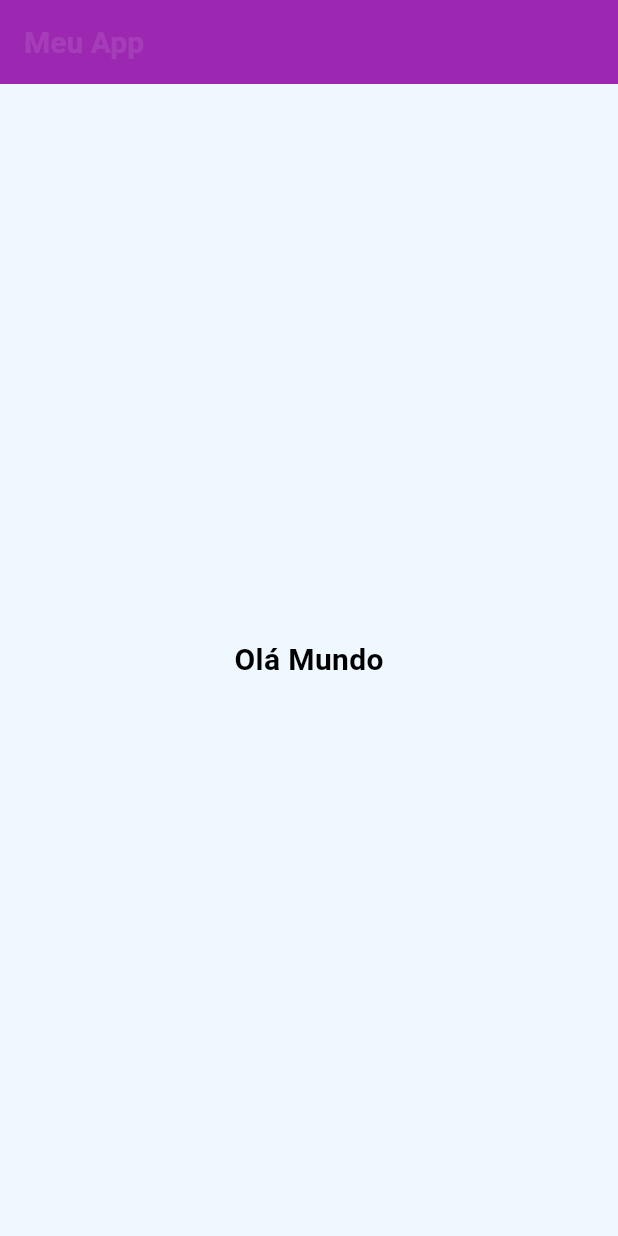
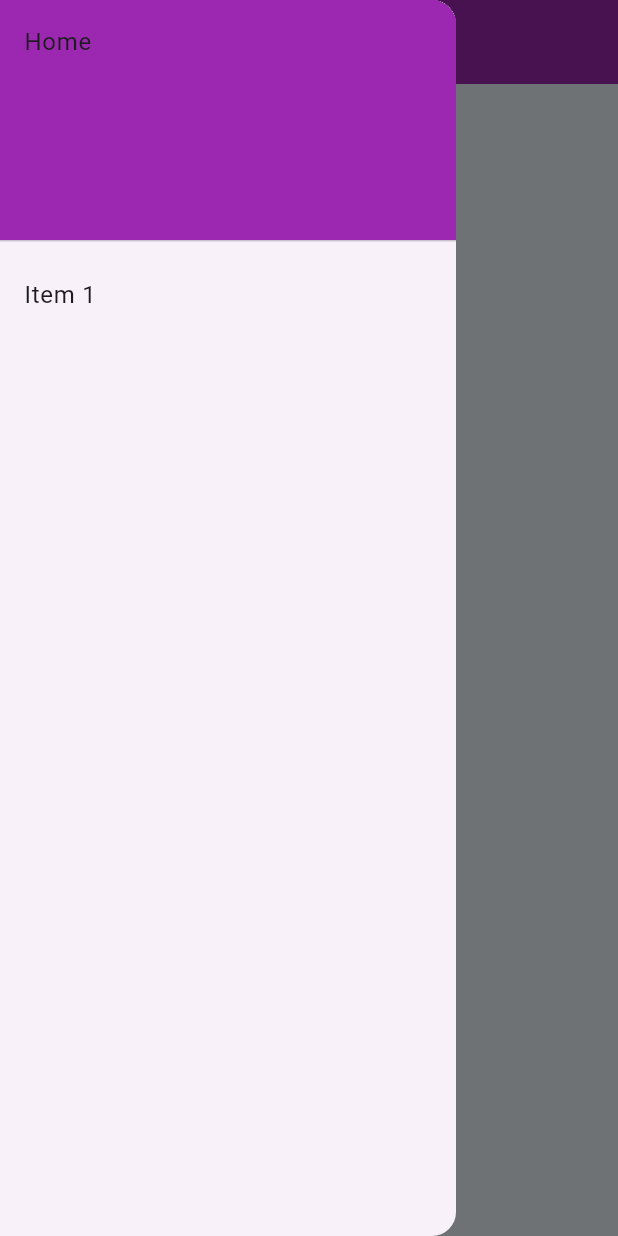
Before and after one commit to sabrina702/myapp, a Flutter app: the screen it shows after launch, with the side drawer open (before the commit the screen has no drawer), on a phone screen of 412 x 824 dp. Run offline on Flutter 3.47's test engine with Material 3 defaults, Android fonts, the phone set to English and light mode, and no system bars; our stand-ins replace google_fonts.

Commit message:
commit 4

```diff
--- a/lib/app.dart
+++ b/lib/app.dart
@@ -1,5 +1,5 @@
 import 'package:flutter/material.dart';
-import 'package:myapp/presentation/pages/appbar/home_page1.dart';
+import 'package:myapp/presentation/pages/drawer/home_page1.dart';
 
 class MyApp extends StatelessWidget {
   const MyApp({super.key});
--- a/lib/core/theme/colors.dart
+++ b/lib/core/theme/colors.dart
@@ -9,6 +9,6 @@ class AppColors {
     255,
   );
   static const Color primary = Colors.purple;
-  static const Color white = Colors.white10;
+  static const Color white = Colors.white;
   static const Color black = Colors.black;
 }
--- /dev/null
+++ b/lib/presentation/pages/drawer/home_page1.dart
@@ -0,0 +1,32 @@
+import 'package:flutter/material.dart';
+import 'package:myapp/core/theme/colors.dart';
+import 'package:myapp/core/theme/text_styles.dart';
+
+class HomePage extends StatelessWidget {
+  const HomePage({super.key});
+
+  @override
+  Widget build(BuildContext context) {
+    return Scaffold(
+      backgroundColor: AppColors.backgroundColorScaffold,
+      appBar: AppBar(
+        backgroundColor: AppColors.primary,
+        title: Text('Meu App', style: TextStyles.appBarTitle),
+        iconTheme: IconThemeData(color: AppColors.white),
+      ),
+      drawer: Drawer(
+        child: ListView(
+          padding: EdgeInsets.zero,
+          children: [
+            DrawerHeader(
+              decoration: BoxDecoration(color: AppColors.primary),
+              child: Text('Home'),
+            ),
+            ListTile(title: Text('Item 1'), onTap: () {}),
+          ],
+        ),
+      ),
+      body: Center(child: Text('Olá Mundo', style: TextStyles.googleFonts)),
+    );
+  }
+}
```
Also changed, not shown: lib/presentation/pages/container/home_page1.dart (added, +38 -0 lines), lib/presentation/pages/stack/home_page1.dart (added, +37 -0 lines), 1 other file.
